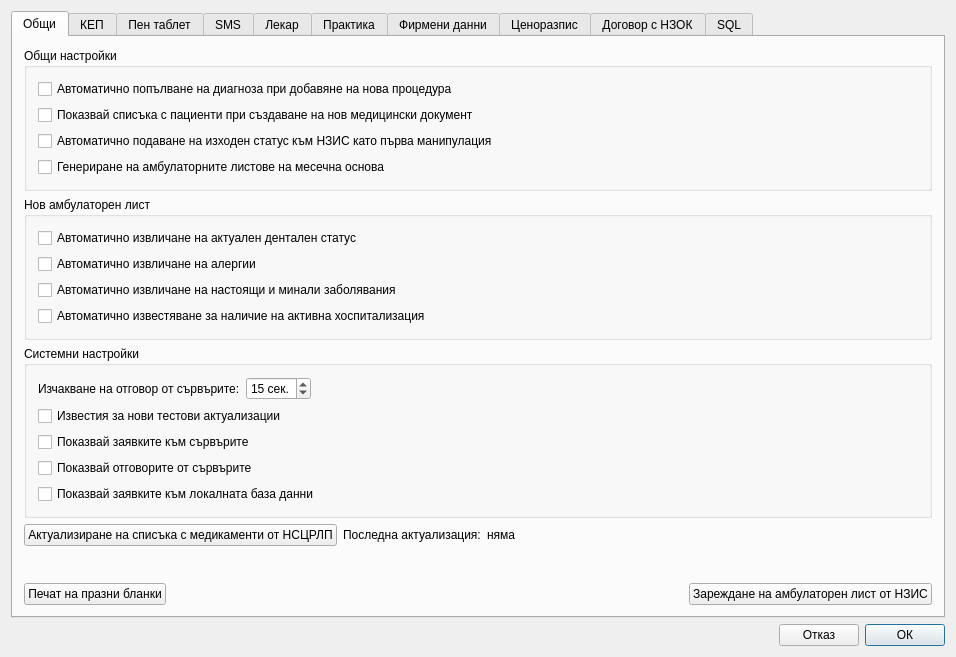
Above: src/View/Widgets/SettingsDialog.ui from thefinalcutbg/DinoDent before the change. Below: the same form after it.
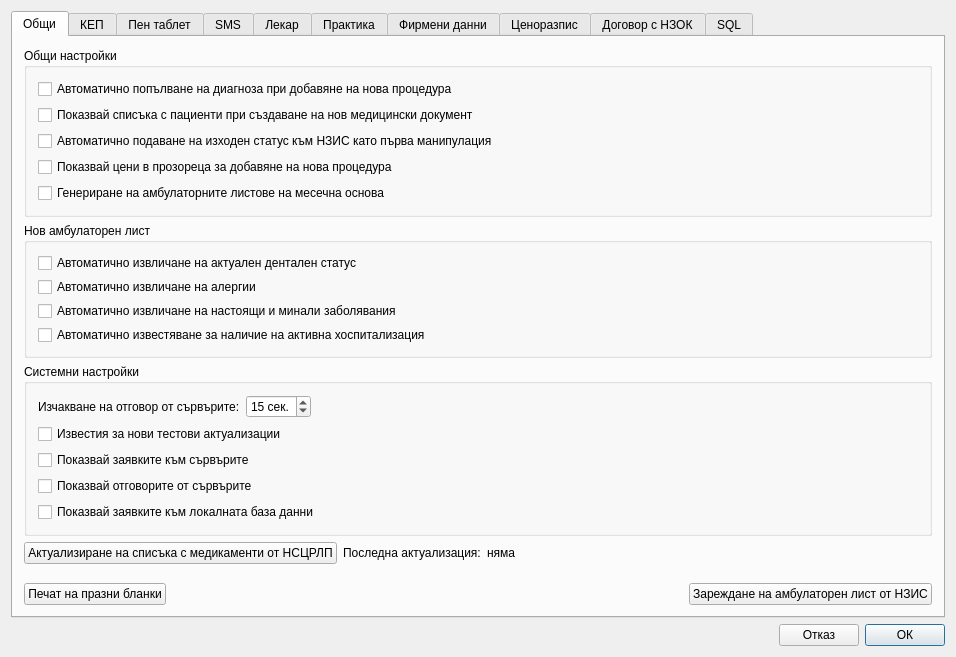
That is the form after the change. The open tabs and pages were chosen to show the change. Custom widgets are drawn as their Qt base class.

Commit message: Show prices in ProcedureDialog

The edit to the form file:
```diff
--- a/src/View/Widgets/SettingsDialog.ui
+++ b/src/View/Widgets/SettingsDialog.ui
@@ -65,6 +65,13 @@
               </property>
              </widget>
             </item>
+            <item>
+             <widget class="QCheckBox" name="showPricesCheck">
+              <property name="text">
+               <string>Показвай цени в прозореца за добавяне на нова процедура</string>
+              </property>
+             </widget>
+            </item>
             <item>
              <widget class="QCheckBox" name="monthlySheets">
               <property name="text">
```
Left out of the diff: 2 changed lines with no effect on the pictures. The commit also changes 8 other files.
